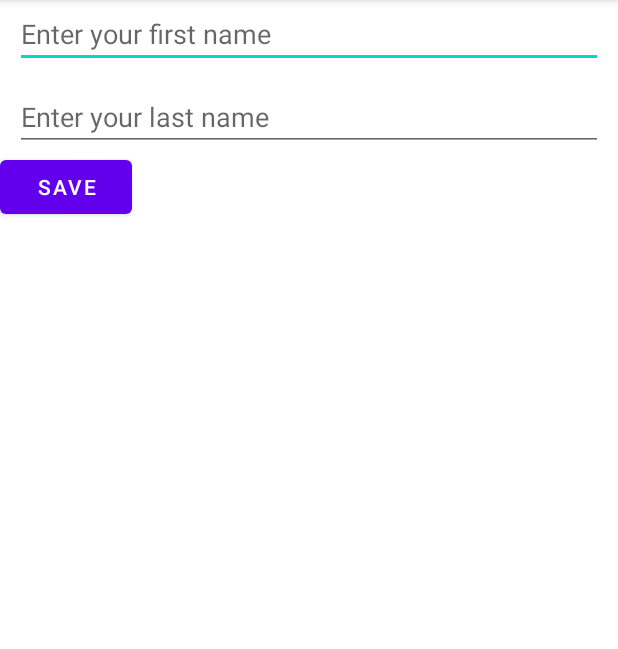
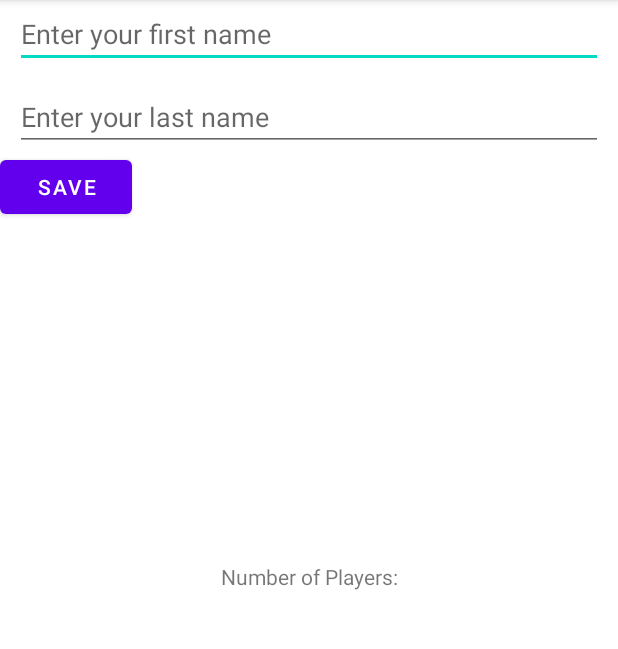
Before and after one commit to COMP4801-FYP/Sportie, an Android app: the screen it shows after launch (MainActivity), on a phone screen of 412 x 824 dp, the part 84-733 px from its top. Run offline under Robolectric (Android 15) with nearby library versions, the phone set to English and light mode, and no system bars; our stand-ins replace Firebase (no records; nobody signed in at launch, a user with empty details on screens opened directly); 1 statement that could not run was skipped.

Commit message:
Implemented sample counting player based on google vision api

```diff
--- a/app/src/main/res/layout/activity_main.xml
+++ b/app/src/main/res/layout/activity_main.xml
@@ -29,4 +29,27 @@
         app:layout_constraintStart_toStartOf="parent"
         />
 
+    <TextView
+        android:id="@+id/textView"
+        android:layout_width="wrap_content"
+        android:layout_height="wrap_content"
+        android:text="Number of Players:"
+        app:layout_constraintBottom_toBottomOf="parent"
+        app:layout_constraintEnd_toEndOf="parent"
+        app:layout_constraintStart_toStartOf="parent"
+        app:layout_constraintTop_toTopOf="@+id/inputFirstName" />
+
+    <TextView
+        android:id="@+id/numOfPlayersTextView"
+        android:layout_width="300dp"
+        android:layout_height="50dp"
+        android:textAlignment="center"
+        android:textSize="34sp"
+        app:layout_constraintBottom_toBottomOf="parent"
+        app:layout_constraintEnd_toEndOf="parent"
+        app:layout_constraintHorizontal_bias="0.495"
+        app:layout_constraintStart_toStartOf="parent"
+        app:layout_constraintTop_toBottomOf="@+id/textView"
+        app:layout_constraintVertical_bias="0.029" />
+
 </androidx.constraintlayout.widget.ConstraintLayout>
```
Also changed, not shown: app/src/main/java/hk/hkucs/sportieapplication/MainActivity.kt (+28 -10 lines), 3 other files.
